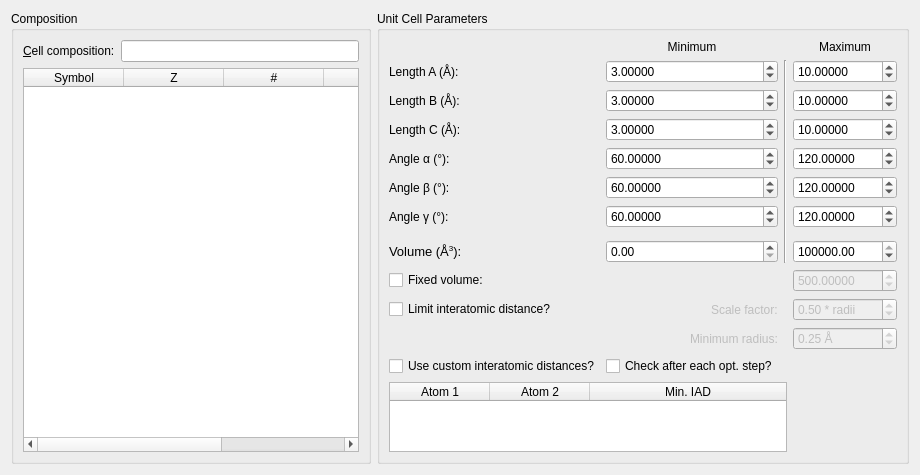
Old version of the form src/xtalopt/ui/tab_init.ui in the repository zfalls/XtalOpt.
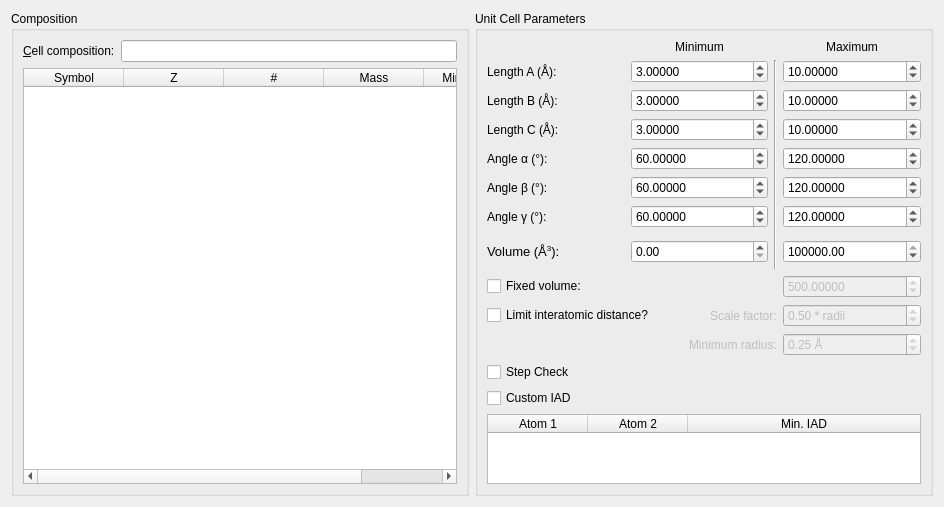
New version of the form.

What changed in the file:
```diff
--- a/src/xtalopt/ui/tab_init.ui
+++ b/src/xtalopt/ui/tab_init.ui
@@ -6,7 +6,7 @@
    <rect>
     <x>0</x>
     <y>0</y>
-    <width>920</width>
+    <width>944</width>
     <height>453</height>
    </rect>
   </property>
@@ -419,7 +419,7 @@
         </property>
        </widget>
       </item>
-      <item row="1" column="2" rowspan="8">
+      <item row="1" column="2" rowspan="9">
        <widget class="Line" name="line">
         <property name="orientation">
          <enum>Qt::Vertical</enum>
@@ -494,20 +494,7 @@
         </property>
        </widget>
       </item>
-      <item row="14" column="3">
-       <spacer name="verticalSpacer_2">
-        <property name="orientation">
-         <enum>Qt::Vertical</enum>
-        </property>
-        <property name="sizeHint" stdset="0">
-         <size>
-          <width>20</width>
-          <height>40</height>
-         </size>
-        </property>
-       </spacer>
-      </item>
-      <item row="12" column="0" colspan="2">
+      <item row="12" column="0" colspan="3">
        <layout class="QHBoxLayout" name="horizontalLayout">
         <item>
          <widget class="QCheckBox" name="cb_interatomicDistanceLimit">
@@ -550,7 +537,7 @@
         </item>
        </layout>
       </item>
-      <item row="13" column="0" colspan="2">
+      <item row="13" column="0" colspan="3">
        <layout class="QHBoxLayout" name="horizontalLayout_3">
         <item>
          <spacer name="horizontalSpacer_2">
@@ -599,27 +586,27 @@
         </property>
        </widget>
    </item>
-   <item row="14" column="0" colspan="1">
+      <item row="15" column="0" colspan="1">
        <widget class="QCheckBox" name="cb_customIAD">
            <property name="enabled">
            <bool>true</bool>
           </property>
        <property name="text">
-            <string>Use custom interatomic distances?</string>
+            <string>Custom IAD</string>
         </property>
        </widget>
    </item>
-    <item row="14" column="1" colspan="1">
+      <item row="14" column="0" colspan="1">
        <widget class="QCheckBox" name="cb_checkStepOpt">
            <property name="enabled">
            <bool>true</bool>
           </property>
        <property name="text">
-            <string>Check after each opt. step?</string>
+            <string>Step Check</string>
         </property>
        </widget>
    </item>
-     <item row="15" column="0" colspan="3">
+      <item row="16" column="0" colspan="4">
         <widget class="QTableWidget" name="table_IAD">
         <property name="sortingEnabled">
          <bool>true</bool>
```
Left out of the diff: 1 changed line with no effect on the pictures. Lines whose indentation alone changed are shown as unchanged.
